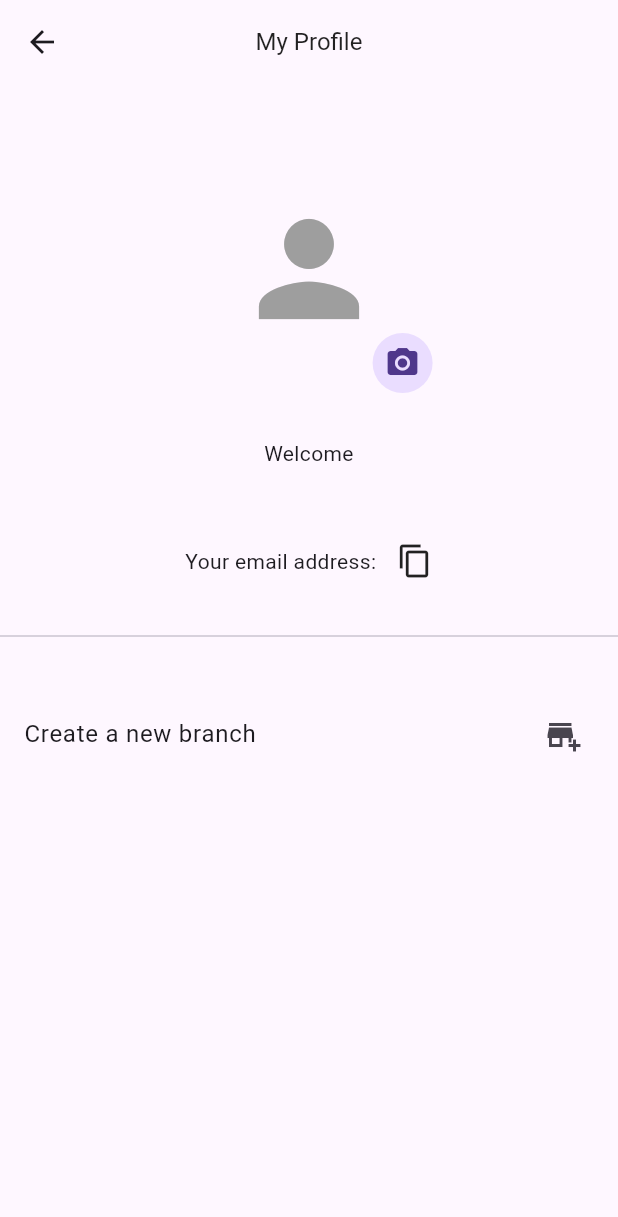
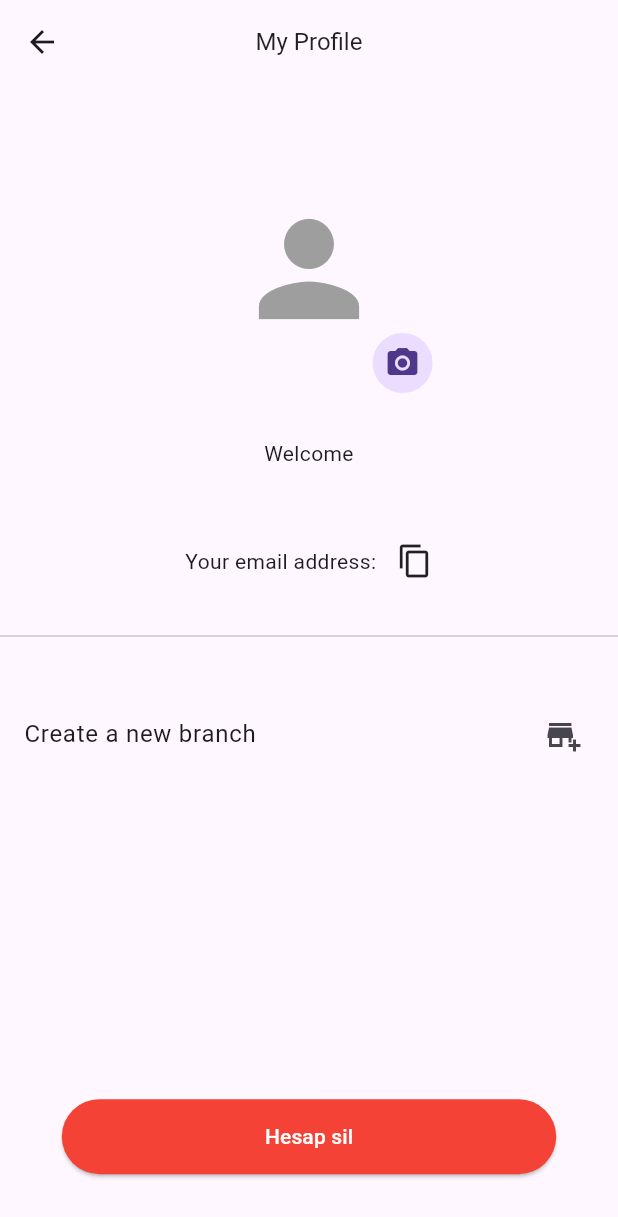
Before and after one commit to ertugrulcakici/Booking-Manager, a Flutter app: the ProfileView screen opened directly, on a phone screen of 412 x 824 dp. Shown: the top 1217 px of the screen. Run offline on Flutter 3.47's test engine with Material 2 defaults, Android fonts, the phone set to English and light mode, and no system bars; our stand-ins replace cloud_firestore, easy_localization, firebase_auth, firebase_core, flutter_riverpod, google_sign_in and 2 more; missing offline and left inert: syncfusion_localizations; accounts and stored records are empty; generated files the repository leaves out were written again; network calls fail.

Commit message:
account delete feature added

```diff
--- a/lib/core/services/firebase/auth/auth_service_interface.dart
+++ b/lib/core/services/firebase/auth/auth_service_interface.dart
@@ -35,4 +35,5 @@ interface class IAuthService {
 
   Future<void> _deleteUserDocStream() async => throw UnimplementedError();
   Future<void> reloadCurrentUser() => throw UnimplementedError();
+  Future<void> deleteAccount() => throw UnimplementedError();
 }
--- a/lib/product/models/session_model.dart
+++ b/lib/product/models/session_model.dart
@@ -14,7 +14,7 @@ class SessionModel {
   final String lastModifiedByUid;
   Future<UserModel?> get lastModifiedBy async =>
       await ProviderManager.branchManager
-          .getUser(branchUid: branchUid, userUid: lastModifiedByUid);
+          .getBranchUser(branchUid: branchUid, userUid: lastModifiedByUid);
 
   final String? assignedTo;
   final String branchUid;
--- a/lib/product/models/user_model.dart
+++ b/lib/product/models/user_model.dart
@@ -5,6 +5,7 @@ class UserModel {
   final List<String> ownersOf;
   final List<String> workersOf;
   String photoUrl = "";
+  bool isDeleted = false;
 
   UserModel({
     required this.uid,
@@ -13,7 +14,18 @@ class UserModel {
     required this.ownersOf,
     required this.workersOf,
     required this.photoUrl,
+    this.isDeleted = false,
   });
+
+  // TODO: localization
+  UserModel.deletedUser()
+      : uid = "",
+        displayName = "Silinmiş Kullanıcı",
+        email = "",
+        ownersOf = [],
+        workersOf = [],
+        photoUrl = "",
+        isDeleted = true;
 
   toJson() {
     return {
@@ -33,10 +45,6 @@ class UserModel {
       email: json["email"],
       ownersOf: List<String>.from(json["ownersOf"]),
       workersOf: List<String>.from(json["workersOf"]),
-      // ownersOf:
-      //     json["ownersOf"] != null ? List<String>.from(json["ownersOf"]) : [],
-      // workersOf:
-      //     json["workersOf"] != null ? List<String>.f
       photoUrl: json["photoUrl"],
     );
   }
--- a/lib/view/admin/branch_settings/branch_settings_view.dart
+++ b/lib/view/admin/branch_settings/branch_settings_view.dart
@@ -114,8 +114,7 @@ class _BranchSettingsViewState extends ConsumerState<BranchSettingsView> {
       child: ElevatedButton.icon(
           style: ElevatedButton.styleFrom(
             backgroundColor: Colors.red,
-            padding: const EdgeInsets.all(10),
-            minimumSize: const Size(0.8, 0.05),
+            fixedSize: Size(MediaQuery.sizeOf(context).width * 0.8, 50),
             foregroundColor: Colors.white,
           ),
           onPressed: _deleteBranch,
--- a/lib/view/auth/profile/profile_view.dart
+++ b/lib/view/auth/profile/profile_view.dart
@@ -47,6 +47,9 @@ class _ProfileViewState extends ConsumerState<ProfileView> {
             separatorBuilder: (context, index) => const SizedBox(height: 30),
             itemCount: elements.length,
           ),
+          const Spacer(),
+          _deleteAccountButton(),
+          SizedBox(height: MediaQuery.sizeOf(context).height * 0.05),
         ],
       ),
     );
@@ -123,4 +126,33 @@ class _ProfileViewState extends ConsumerState<ProfileView> {
       },
     );
   }
+
+  // TODO: localization
+
+  Widget _deleteAccountButton() {
+    return ElevatedButton(
+      onPressed: () async {
+        PopupHelper.showOkCancelDialog(
+            title: "Dikkat",
+            content:
+                "Hesabınız silinecek. Bu işlem geri alınamaz. Daha sonra aynı bilgiler ile yeni bir hesap oluşturabilirsiniz",
+            onOk: () {
+              try {
+                PopupHelper.showLoadingWhile(
+                    () async => await AuthService.instance.deleteAccount());
+              } catch (e) {
+                PopupHelper.showAnimatedInfoDialog(
+                    title: "Kullanıcı silme başarısız oldu",
+                    isSuccessful: false);
+              }
+            });
+      },
+      style: ElevatedButton.styleFrom(
+        backgroundColor: Colors.red,
+        fixedSize: Size(MediaQuery.sizeOf(context).width * 0.8, 50),
+        foregroundColor: Colors.white,
+      ),
+      child: const Text("Hesap sil"),
+    );
+  }
 }
```
Also changed, not shown: lib/core/services/firebase/auth/auth_service.dart (+24 -17 lines), lib/core/services/firebase/branch_manager.dart (+7 -2 lines), lib/view/admin/branch_workers/branch_workers_view.dart (+7 -20 lines).
